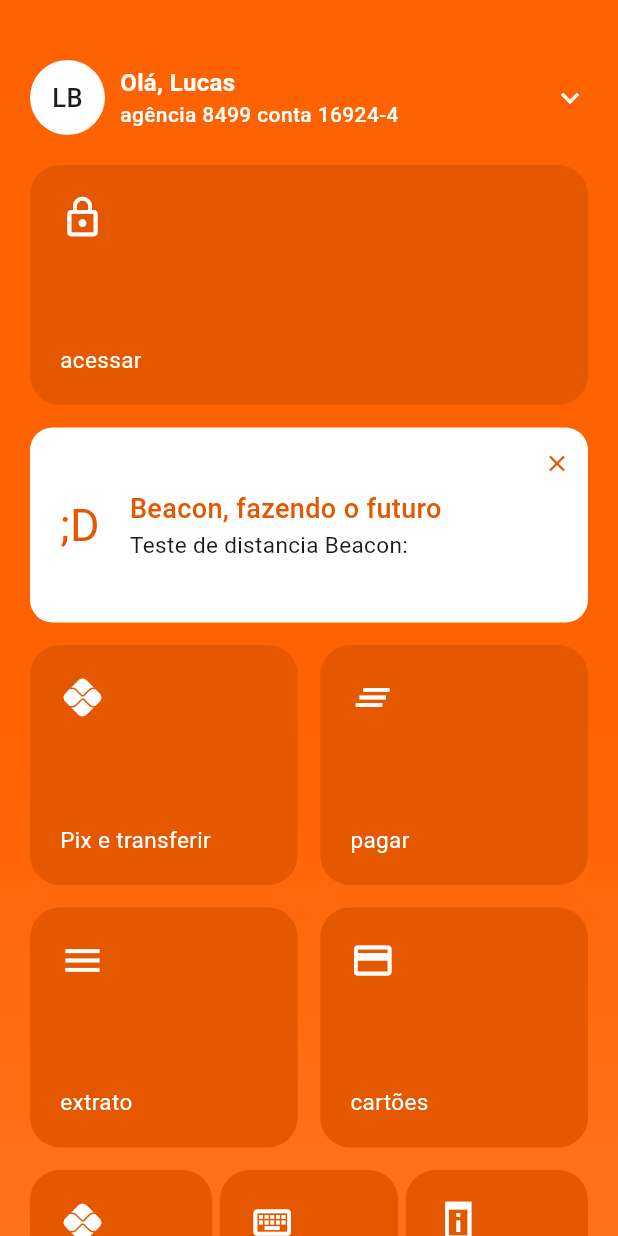
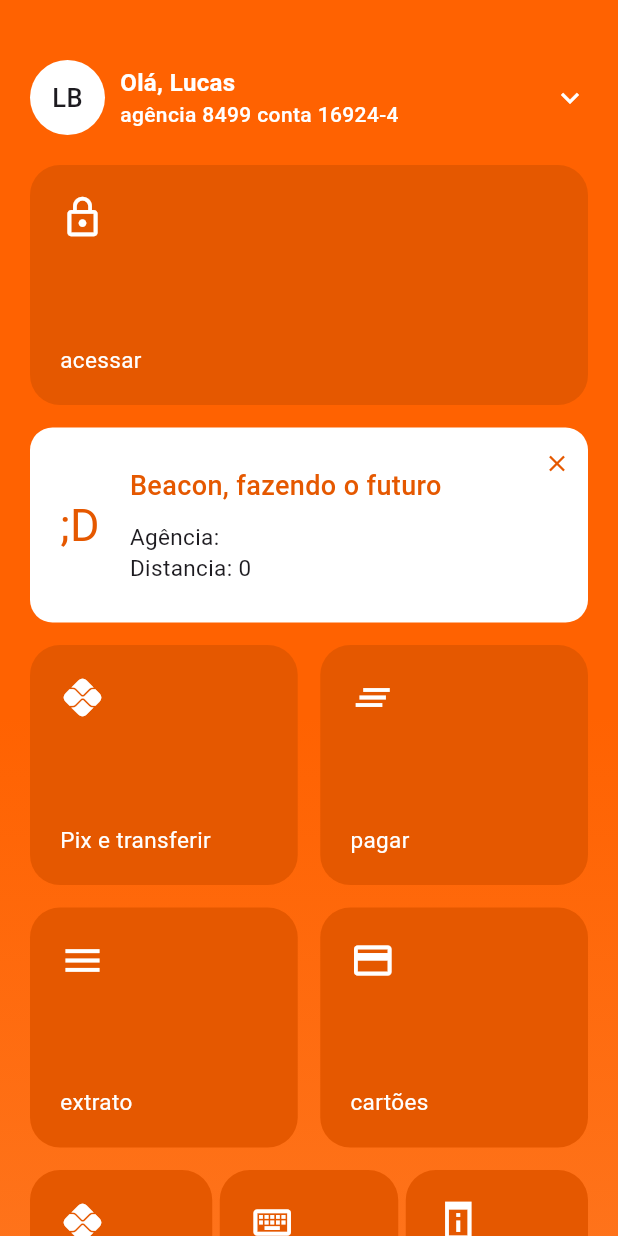
Before and after one commit to lucasbustamante/Bitau, a Flutter app: the screen it shows after launch, on a phone screen of 412 x 824 dp. Run offline on Flutter 3.47's test engine with Material 3 defaults, Android fonts, the phone set to English and light mode, and no system bars; our stand-ins replace flutter_blue, get.

Commit message:
update beacon funcionando

```diff
--- a/lib/widgets/widgetNotification.dart
+++ b/lib/widgets/widgetNotification.dart
@@ -1,5 +1,9 @@
+import 'dart:async';
+import 'package:bitau/BLE/ble_controller.dart';
+import 'package:bitau/colors.dart';
 import 'package:flutter/material.dart';
-import 'package:bitau/colors.dart';
+import 'package:flutter_blue/flutter_blue.dart';
+import 'package:get/get.dart';
 
 class WidgetNotification extends StatefulWidget {
   const WidgetNotification({Key? key}) : super(key: key);
@@ -10,6 +14,39 @@ class WidgetNotification extends StatefulWidget {
 
 class _WidgetNotificationState extends State<WidgetNotification> {
   bool close = false;
+  int rssiValue = 0;
+  String name = "";
+  late Timer periodicTimer;
+  bool popupDisplayed = false;
+
+  _checkBluetoothResults(List<ScanResult> scanResults) {
+
+    for (var result in scanResults) {
+      if (result.device.name?.toLowerCase() == 'esp32 beacon test') {
+        rssiValue = result.rssi;
+        name = result.device.name;
+      }
+    }
+    setState(() {});
+  }
+
+  @override
+  void initState() {
+    super.initState();
+
+    Get.put(BleController());
+
+    // Inicia o timer para verificações periódicas
+    periodicTimer = Timer.periodic(Duration(seconds: 3), (Timer timer) {
+      if (!popupDisplayed) {
+        Get.find<BleController>().scanDevices();
+      }
+    });
+
+    Get.find<BleController>().scanResults.listen((List<ScanResult> scanResults) {
+      _checkBluetoothResults(scanResults);
+    });
+  }
 
   @override
   Widget build(BuildContext context) {
@@ -40,13 +77,19 @@ class _WidgetNotificationState extends State<WidgetNotification> {
                           crossAxisAlignment: CrossAxisAlignment.start,
                           mainAxisAlignment: MainAxisAlignment.center,
                           children: [
-                            Flexible(
+                            FittedBox(
                               child: Text("Beacon, fazendo o futuro", style: TextStyle(
                                 fontSize: 18, color: kOrangeDarkColor, fontWeight: FontWeight.w500
                               ),),
                             ),
-                            Flexible(
-                              child: Text("Teste de distancia Beacon: ", style: TextStyle(
+                            SizedBox(height: 10),
+                            FittedBox(
+                              child: Text("Agência: $name", style: TextStyle(
+                                fontSize: 15,
+                              ),),
+                            ),
+                            FittedBox(
+                              child: Text("Distancia: $rssiValue", style: TextStyle(
                                 fontSize: 15,
                               ),),
                             ),
```
Also changed, not shown: lib/BLE/beacon.dart (+1 -7 lines), 1 other file.
